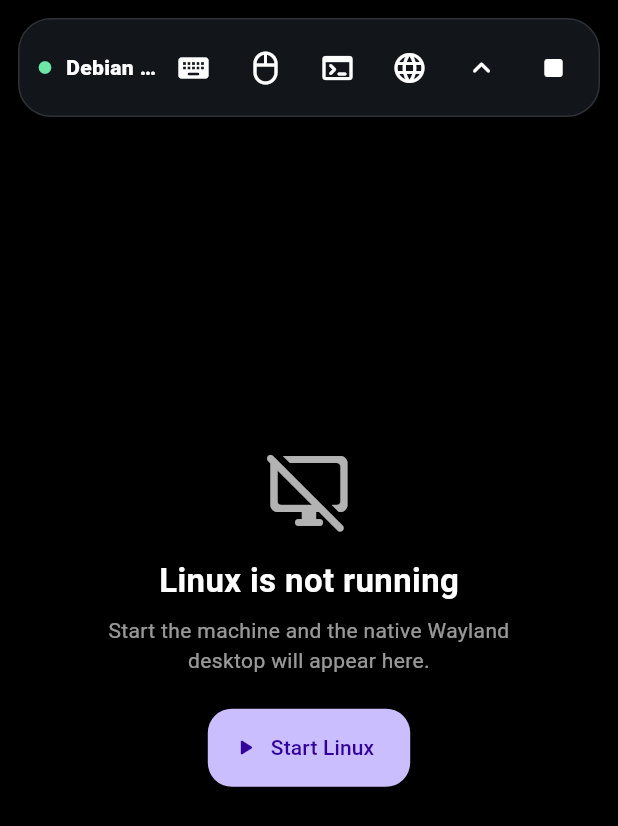
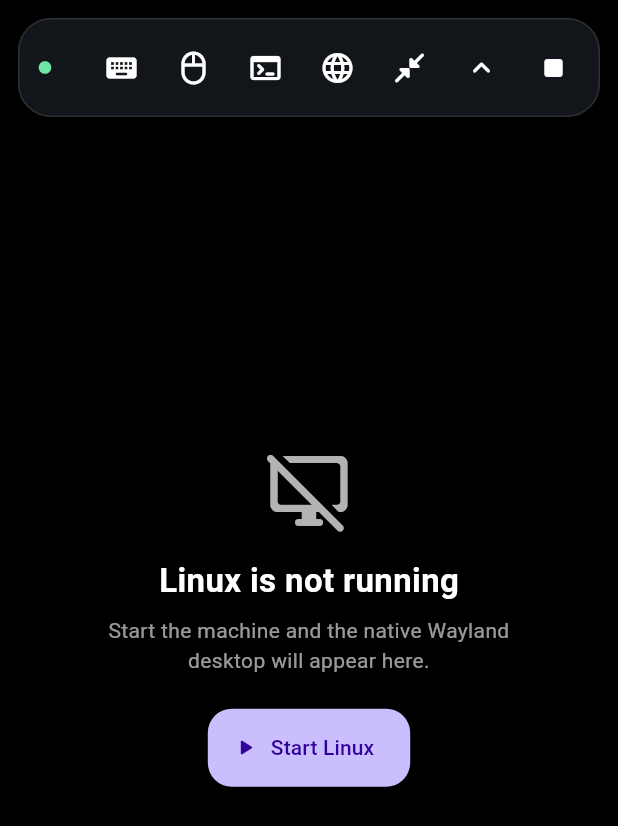
Before and after one commit to thaakeno/proroot, a Flutter app: the DesktopScreen widget shown alone on an empty page, opened directly with empty values, on a phone screen of 412 x 824 dp. Shown: the top 826 px of the screen. Run offline on Flutter 3.47's test engine with Material 3 defaults, Android fonts, the phone set to English and light mode, and no system bars; our stand-ins replace flutter_svg, shared_preferences; accounts and stored records are empty.

Commit message:
feat: add explicit immersive desktop exit

```diff
--- a/lib/features/desktop/desktop_screen.dart
+++ b/lib/features/desktop/desktop_screen.dart
@@ -4,8 +4,14 @@
 import 'native_desktop_view.dart';
 
 class DesktopScreen extends StatefulWidget {
-  const DesktopScreen({required this.controller, super.key});
+  const DesktopScreen({
+    required this.controller,
+    required this.onExitDesktop,
+    super.key,
+  });
+
   final RuntimeController controller;
+  final VoidCallback onExitDesktop;
 
   @override
   State<DesktopScreen> createState() => _DesktopScreenState();
@@ -96,6 +102,12 @@
                         IconButton(onPressed: () => _launch('org.kde.konsole.desktop'), color: Colors.white, icon: const Icon(Icons.terminal_rounded)),
                         IconButton(onPressed: () => _launch('brave-browser.desktop'), color: Colors.white, icon: const Icon(Icons.language_rounded)),
                         IconButton(
+                          tooltip: 'Leave desktop',
+                          onPressed: widget.onExitDesktop,
+                          color: Colors.white,
+                          icon: const Icon(Icons.close_fullscreen_rounded),
+                        ),
+                        IconButton(
                           tooltip: 'Hide controls',
                           onPressed: () => setState(() => _controlsVisible = false),
                           color: Colors.white,
```
